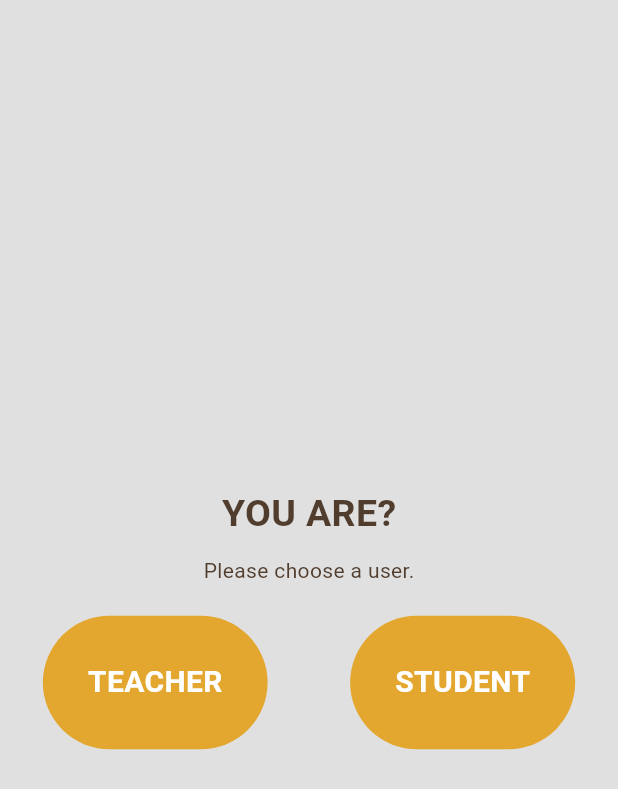
After one commit to JaredOquindo/SeatSmart, a Flutter app: the screen it shows after launch, after a tap on "Sign up now!", on a phone screen of 412 x 824 dp. The commit adds this screen. Shown: the top 789 px of the screen. Run offline on Flutter 3.47's test engine with Material 3 defaults, Android fonts, the phone set to English and light mode, and no system bars; our stand-ins replace firebase_auth, firebase_core; accounts and stored records are empty; network calls fail.

Commit message:
Update Files

```diff
--- a/seatsmart/lib/components/my_button.dart
+++ b/seatsmart/lib/components/my_button.dart
@@ -7,7 +7,7 @@ class MyButton extends StatelessWidget {
   const MyButton({
     super.key,
     required this.onTap,
-    required this.text
+    required this.text,
   });
 
   @override
@@ -16,7 +16,7 @@ class MyButton extends StatelessWidget {
       onTap: onTap,
       child: Container(
         padding: const EdgeInsets.all(15),
-        margin: const EdgeInsets.symmetric(horizontal: 100),
+        margin: const EdgeInsets.symmetric(horizontal: 25),
         decoration: BoxDecoration(
           color: const Color(0xffE3A72F),
           borderRadius: BorderRadius.circular(50),
--- a/seatsmart/lib/pages/home_page.dart
+++ b/seatsmart/lib/pages/home_page.dart
@@ -16,7 +16,7 @@ class HomePage extends StatelessWidget {
         actions: [
           IconButton(
             onPressed: signUserOut,
-            icon: Icon(Icons.logout)
+            icon: const Icon(Icons.logout)
             )
         ],
       ),
--- a/seatsmart/lib/pages/login_page.dart
+++ b/seatsmart/lib/pages/login_page.dart
@@ -1,7 +1,10 @@
+// ignore_for_file: use_build_context_synchronously
+
 import 'package:firebase_auth/firebase_auth.dart';
 import 'package:flutter/material.dart';
 import 'package:modernlogintute/components/my_button.dart';
 import 'package:modernlogintute/components/my_textfield.dart';
+import 'user_type.dart';
 
 class LoginPage extends StatefulWidget {
   final Function()? onTap;
@@ -26,7 +29,7 @@ class _LoginPageState extends State<LoginPage> {
     showDialog(
       context: context,
       builder: (context) {
-        return Center(
+        return const Center(
           child: CircularProgressIndicator()
         );
       }
@@ -162,7 +165,7 @@ class _LoginPageState extends State<LoginPage> {
                     ),
                     const SizedBox(width:4),
                     GestureDetector(
-                      onTap: widget.onTap,
+                      onTap: navigateToUserType,
                       child: const Text(
                           'Sign up now!',
                           style: TextStyle(
@@ -180,4 +183,10 @@ class _LoginPageState extends State<LoginPage> {
       ),
     );
   }
+
+  void navigateToUserType() {
+    Navigator.push(
+      context,
+      MaterialPageRoute(builder: (context) => UserType(onTap: navigateToUserType)));
   }
+}
--- /dev/null
+++ b/seatsmart/lib/pages/user_type.dart
@@ -0,0 +1,124 @@
+import 'package:flutter/material.dart';
+import 'package:modernlogintute/components/my_button.dart';
+import 'package:modernlogintute/pages/register_page.dart';
+
+
+class UserType extends StatefulWidget {
+  final Function()? onTap;
+  const UserType({super.key, required this.onTap});
+
+  @override
+  State<UserType> createState() => _UserTypeState();
+}
+
+class _UserTypeState extends State<UserType> {
+
+  void navigateToRegisterPage() async{
+    Navigator.push(
+      context,
+      MaterialPageRoute(builder: (context) => RegisterPage(onTap: navigateToRegisterPage)));
+  }
+
+  @override
+  Widget build(BuildContext context) {
+    return Scaffold(
+      backgroundColor: Colors.grey[300],
+      body: SafeArea(
+        child: Center(
+          child: SingleChildScrollView(
+            child: Column(
+              mainAxisAlignment: MainAxisAlignment.center,
+              children: [
+
+                const Padding(
+                  padding: EdgeInsets.symmetric(horizontal: 25.0),
+                  child: Row(
+                    mainAxisAlignment: MainAxisAlignment.center,
+                    children: [
+                      Text(
+                        'YOU ARE?',
+                        style: TextStyle(
+                          color: Color(0xff503D2E),
+                          fontSize: 25,
+                          fontWeight: FontWeight.bold,
+                          ),
+                      ),
+                    ],
+                  ),
+                ),
+
+                SizedBox(height: 10),
+
+                const Padding(
+                  padding: EdgeInsets.symmetric(horizontal: 25.0),
+                  child: Row(
+                    mainAxisAlignment: MainAxisAlignment.center,
+                    children: [
+                      Text(
+                        'Please choose a user.',
+                        style: TextStyle(color: Color(0xff503D2E)),
+                      ),
+                    ],
+                  ),
+                ),
+
+                SizedBox(height: 20),
+
+                Row(
+                  mainAxisAlignment: MainAxisAlignment.center,
+                  children: [
+                    CustomButton(
+                     onTap: navigateToRegisterPage,
+                     text: 'TEACHER'
+                    ),
+                    SizedBox(width: 5),
+                    CustomButton(
+                     onTap: navigateToRegisterPage,
+                     text: 'STUDENT'
+                    ),
+                  ],
+                ),
+              ],
+            ),
+          ),
+        )
+      ),
+    );
+  }
+}
+
+class CustomButton extends StatelessWidget {
+  final Function()? onTap;
+  final String text;
+
+  const CustomButton({
+    super.key,
+    required this.onTap,
+    required this.text,
+  });
+
+  @override
+  Widget build(BuildContext context) {
+    return GestureDetector(
+      onTap: onTap,
+      child: Container(
+        padding: const EdgeInsets.all(30),
+        margin: const EdgeInsets.symmetric(horizontal: 25),
+        decoration: BoxDecoration(
+          color: const Color(0xffE3A72F),
+          borderRadius: BorderRadius.circular(50),
+        ),
+        child: Center(
+          child: Text(
+            text,
+            style: const TextStyle(
+              color: Colors.white,
+              fontWeight: FontWeight.bold,
+              fontSize: 20,
+            ),
+          ),
+        ),
+      ),
+    );
+  }
+}
```
Also changed, not shown: seatsmart/lib/pages/register_page.dart (+28 -11 lines), seatsmart/lib/main.dart (line endings or trailing spaces). Lines whose indentation alone changed are shown as unchanged.
